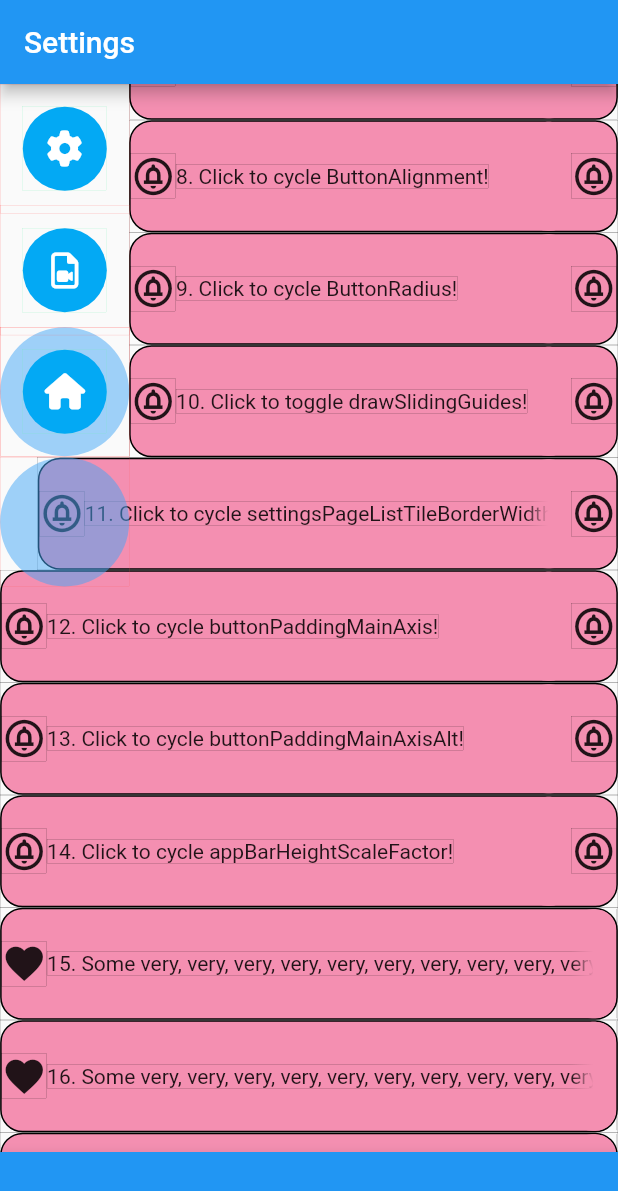
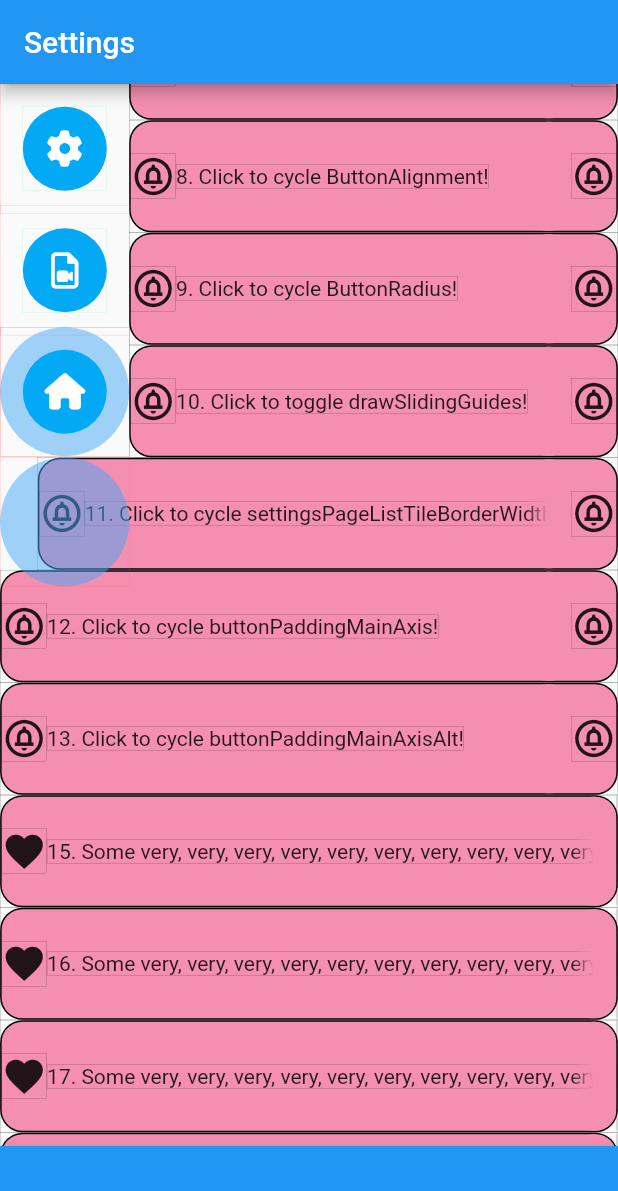
Before and after one commit to BigDeeEss/bu3_kar_kam, a Flutter app: the screen it shows after launch, scrolled down 576 dp, on a phone screen of 412 x 824 dp. Shown: the top 1191 px of the screen. Run offline on Flutter 3.47's test engine with Material 2 defaults, Android fonts, the phone set to English and light mode, and no system bars; our stand-ins replace font_awesome_flutter, get_it, get_it_mixin, shared_preferences.

Commit message:
Complete conversion of BasePage from a StatefulWidget to a StatelessWidget.
Remove appBarHeightScaleFactor from AppData and all reference to it.

```diff
--- a/lib/app_data.dart
+++ b/lib/app_data.dart
@@ -6,10 +6,10 @@ import 'package:kar_kam/button_specs.dart';
 
 /// Stores app data.
 abstract class AppData extends ChangeNotifier {
-  /// A scale factor which is applied to [appBarHeight] in order to calculate
-  /// the [BottomAppBar] height in [BasePage] class.
-  double? appBarHeightScaleFactor;
-  // double appBarHeightScaleFactor = 1.0;
+  // /// A scale factor which is applied to [appBarHeight] in order to calculate
+  // /// the [BottomAppBar] height in [BasePage] class.
+  // double? appBarHeightScaleFactor;
+  // // double appBarHeightScaleFactor = 1.0;
 
   /// The anchor point for determining [Button] placement in [ButtonArray].
   Alignment? buttonAlignment;
--- a/lib/app_data_service.dart
+++ b/lib/app_data_service.dart
@@ -40,7 +40,7 @@ class AppDataService extends AppData {
       // buttonArrayRect = updateButtonArrayRect(),
       // 'buttonCoordinates': (newValue) =>
       // buttonCoordinates = updateButtonCoordinates(),
-      'appBarHeightScaleFactor': (newValue) => cycleAppBarHeightScaleFactor(),
+      // 'appBarHeightScaleFactor': (newValue) => cycleAppBarHeightScaleFactor(),
       'basePageViewRect': (Rect newValue) => basePageViewRect = newValue,
       'buttonAlignment': (newValue) => cycleButtonAlignment(),
       'buttonAxis': (newValue) => toggleButtonAxis(),
@@ -72,22 +72,22 @@ class AppDataService extends AppData {
     }
   }
 
-  /// Cycle and upload a new [buttonAlignment]; update dependencies.
-  void cycleAppBarHeightScaleFactor() {
-    print('cycleAppBarHeightScaleFactor, executing');
-    // Define a map to convert an integer to a value for [buttonRadius].
-    Map<int, double> map = {
-      0: 1.0,
-      1: 2.25,
-    };
-
-    // Use [map], its inverse and the modulus operator to cycle [appBarHeightScaleFactor].
-    int appBarHeightScaleFactorIntRepresentation = map.inverse()[appBarHeightScaleFactor]!;
-    appBarHeightScaleFactor = map[(appBarHeightScaleFactorIntRepresentation + 1) % map.length]!;
-
-    // Save user preference for [appBarHeightScaleFactor] to storage.
-    setUserPreferences('appBarHeightScaleFactor', appBarHeightScaleFactor);
-  }
+  // /// Cycle and upload a new [buttonAlignment]; update dependencies.
+  // void cycleAppBarHeightScaleFactor() {
+  //   print('cycleAppBarHeightScaleFactor, executing');
+  //   // Define a map to convert an integer to a value for [buttonRadius].
+  //   Map<int, double> map = {
+  //     0: 1.0,
+  //     1: 2.25,
+  //   };
+  //
+  //   // Use [map], its inverse and the modulus operator to cycle [appBarHeightScaleFactor].
+  //   int appBarHeightScaleFactorIntRepresentation = map.inverse()[appBarHeightScaleFactor]!;
+  //   appBarHeightScaleFactor = map[(appBarHeightScaleFactorIntRepresentation + 1) % map.length]!;
+  //
+  //   // Save user preference for [appBarHeightScaleFactor] to storage.
+  //   setUserPreferences('appBarHeightScaleFactor', appBarHeightScaleFactor);
+  // }
 
   /// Cycle and upload a new [buttonAlignment]; update dependencies.
   void cycleButtonAlignment() {
@@ -285,9 +285,9 @@ class AppDataService extends AppData {
 
     // In what follows and in all cases: (i) attempt to retrieve stored value,
     // (ii) apply default if necessary, and (iii) store new value.
-    appBarHeightScaleFactor = userPreferences.getDouble('appBarHeightScaleFactor');
-    appBarHeightScaleFactor = appBarHeightScaleFactor ?? 1.0;
-    setUserPreferences('appBarHeightScaleFactor', appBarHeightScaleFactor);
+    // appBarHeightScaleFactor = userPreferences.getDouble('appBarHeightScaleFactor');
+    // appBarHeightScaleFactor = appBarHeightScaleFactor ?? 1.0;
+    // setUserPreferences('appBarHeightScaleFactor', appBarHeightScaleFactor);
 
     buttonAlignment = alignmentFromStringList(
         userPreferences.getStringList('buttonAlignment'));
--- a/lib/base_page.dart
+++ b/lib/base_page.dart
@@ -19,62 +19,93 @@ import 'package:kar_kam/page_specs.dart';
 ///
 ///  [BasePage] is built in two parts in order to unambiguously
 ///  get the [AppBar] height.
-class BasePage extends StatefulWidget with GetItStatefulWidgetMixin {
-  BasePage({
-    Key? key,
+class BasePage extends StatelessWidget {
+  const BasePage({
+    super.key,
     required this.pageSpec,
-  }) : super(key: key);
+  });
 
   /// Defines the page layout.
   final PageSpec pageSpec;
 
   @override
-  State<BasePage> createState() => _BasePageState();
-}
-
-class _BasePageState extends State<BasePage> with GetItStateMixin {
-  GlobalKey appBarKey = GlobalKey();
-
-  /// Stores the [AppBar] height when calculated in the post frame call back.
-  Rect? appBarRect;
-
-  @override
-  void initState() {
-    // [_BasePageState] is built in two phases:
-    //    (i) with null passed to bottomNavigationBar; and then
-    //    (ii) with BottomAppBar passed using [appBarRect.height].
-    WidgetsBinding.instance.addPostFrameCallback((_) {
-      Rect? rect = appBarKey.globalPaintBounds;
-      setState(() {appBarRect = rect!;});
-    });
-
-    super.initState();
-  }
-
-  @override
   Widget build(BuildContext context) {
-    // Watch for changes to [appBarHeightScaleFactor] in the instance of
-    // [Settings] registered with GetIt.
-    double appBarHeightScaleFactor =
-        watchOnly((AppData a) => a.appBarHeightScaleFactor)!;
-
     return Scaffold(
       appBar: AppBar(
-        key: appBarKey,
-        title: Text(widget.pageSpec.title),
+        title: Text(pageSpec.title),
       ),
-      bottomNavigationBar: (appBarRect != null)
-          ? BottomAppBar(
-              color: Colors.blue,
-              height: appBarRect!.height * appBarHeightScaleFactor,
-            )
-          : null,
       body: BasePageView(
         pageContents: <Widget>[
-          widget.pageSpec.contents,
+          pageSpec.contents,
           ButtonArray(),
         ],
+      ),
+      bottomNavigationBar: const BottomAppBar(
+        color: Colors.blue,
+        child: SizedBox(
+          height: 60.0,
+        ),
       ),
     );
   }
 }
+
+// class BasePage extends StatefulWidget with GetItStatefulWidgetMixin {
+//   BasePage({
+//     Key? key,
+//     required this.pageSpec,
+//   }) : super(key: key);
+//
+//   /// Defines the page layout.
+//   final PageSpec pageSpec;
+//
+//   @override
+//   State<BasePage> createState() => _BasePageState();
+// }
+//
+// class _BasePageState extends State<BasePage> with GetItStateMixin {
+//   GlobalKey appBarKey = GlobalKey();
+//
+//   /// Stores the [AppBar] height when calculated in the post frame call back.
+//   Rect? appBarRect;
+//
+//   @override
+//   void initState() {
+//     // [_BasePageState] is built in two phases:
+//     //    (i) with null passed to bottomNavigationBar; and then
+//     //    (ii) with BottomAppBar passed using [appBarRect.height].
+//     WidgetsBinding.instance.addPostFrameCallback((_) {
+//       Rect? rect = appBarKey.globalPaintBounds;
+//       setState(() {appBarRect = rect!;});
+//     });
+//
+//     super.initState();
+//   }
+//
+//   @override
+//   Widget build(BuildContext context) {
+//     // Watch for changes to [appBarHeightScaleFactor] in the instance of
+//     // [Settings] registered with GetIt.
+//     double appBarHeightScaleFactor =
+//         watchOnly((AppData a) => a.appBarHeightScaleFactor)!;
+//
+//     return Scaffold(
+//       appBar: AppBar(
+//         key: appBarKey,
+//         title: Text(widget.pageSpec.title),
+//       ),
+//       bottomNavigationBar: (appBarRect != null)
+//           ? BottomAppBar(
+//               color: Colors.blue,
+//               height: appBarRect!.height * appBarHeightScaleFactor,
+//             )
+//           : null,
+//       body: BasePageView(
+//         pageContents: <Widget>[
+//           widget.pageSpec.contents,
+//           ButtonArray(),
+//         ],
+//       ),
+//     );
+//   }
+// }
--- a/lib/base_page_view.dart
+++ b/lib/base_page_view.dart
@@ -6,6 +6,7 @@ import 'package:kar_kam/app_data.dart';
 import 'package:kar_kam/lib/data_store.dart';
 import 'package:kar_kam/lib/get_it_service.dart';
 import 'package:kar_kam/lib/global_key_extension.dart';
+import 'package:kar_kam/lib/rect_extension.dart';
 
 /// Is a wrapper for an instance of [DataStore] and [_BasePageView].
 ///
@@ -59,6 +60,8 @@ class _BasePageViewState extends State<_BasePageView> {
   /// bounding box for [_BasePageView], hence the reason for the two-part build.
   List<Widget>? pageContents;
 
+  double? appBarHeight;
+
   @override
   void initState() {
     // [_BasePageView] is built in two phases:
@@ -71,18 +74,33 @@ class _BasePageViewState extends State<_BasePageView> {
     // knowledge of the available screen dimensions which this widget attempts
     // to provide.
     WidgetsBinding.instance.addPostFrameCallback((_) {
-      // Get [basePageViewKey] (from [DataStore] in [BasePageView]),
-      // calculate [basePageViewRect] and upload to the registered instance of
-      // [AppData] in [GetIt].
+      // Calculate [basePageViewRect] assuming bottomNavigationBar is null.
       GlobalKey basePageViewKey =
-          DataStore.of<GlobalKey>(context, const ValueKey('basePageViewKey'))
+          DataStore
+              .of<GlobalKey>(context, const ValueKey('basePageViewKey'))
               .data;
       Rect? basePageViewRect = basePageViewKey.globalPaintBounds;
 
-      // Check and upload basePageViewRect to the instance of [AppData]
+      // if (basePageViewRect is Rect) {
+      //   // Shrink [basePageViewRect] by bottomNavigationBar height.
+      //   double screenHeight = MediaQuery
+      //       .of(context)
+      //       .size
+      //       .height;
+      //   double appBarHeightScaleFactor = GetItService
+      //       .instance<AppData>()
+      //       .appBarHeightScaleFactor!;
+      //   appBarHeight =
+      //       (screenHeight - basePageViewRect.height) * appBarHeightScaleFactor;
+      //   basePageViewRect.inflateDownwards(-appBarHeight!);
+      // } else {
+      //   assert(basePageViewRect !=
+      //       null, '_BasePageViewState, initState...error, '
+      //       'basePageViewRect is null...');
+      // }
+
+      // Upload [basePageViewRect] to the instance of [AppData]
       // registered with [GetItService].
-      assert(basePageViewRect != null,
-          '_BasePageViewState, initState...error, basePageViewRect is null...');
       GetItService.instance<AppData>().change(
         identifier: 'basePageViewRect',
         newValue: basePageViewRect,
@@ -103,12 +121,23 @@ class _BasePageViewState extends State<_BasePageView> {
         });
       }
     });
-
     super.initState();
   }
 
   @override
   Widget build(BuildContext context) {
+    // return Scaffold(
+    //   bottomNavigationBar: (appBarHeight != null)
+    //       ? BottomAppBar(
+    //     color: Colors.blue,
+    //     height: appBarHeight,
+    //   )
+    //       : null,
+    //   body: Stack(
+    //     fit: StackFit.expand,
+    //     children: pageContents ?? [Container()],
+    //   ),
+    // );
     return Stack(
       fit: StackFit.expand,
       children: pageContents ?? [Container()],
@@ -124,12 +153,13 @@ class BasePageViewTest extends StatelessWidget {
   Widget build(BuildContext context) {
     // Get [basePageViewRect] (from [DataStore] in [BasePage]).
     GlobalKey basePageViewKey =
-        DataStore.of<GlobalKey>(context, const ValueKey('basePageViewKey'))
+        DataStore
+            .of<GlobalKey>(context, const ValueKey('basePageViewKey'))
             .data;
     Rect? basePageViewRect = basePageViewKey.globalPaintBounds;
 
     assert(basePageViewRect != null,
-        'BasePageViewTest, build...basePageViewRect is null...');
+    'BasePageViewTest, build...basePageViewRect is null...');
 
     // Print basePageViewRect for test purposes and return [Placeholder]..
     print('BasePageViewTest, build...basePageViewRect = $basePageViewRect...');
--- a/lib/settings_page_contents.dart
+++ b/lib/settings_page_contents.dart
@@ -375,36 +375,36 @@ class _SettingsPageContentsState extends State<SettingsPageContents>
           softWrap: false,
         ),
       ),
-      SettingsPageListTile(
-        basePageViewRect:
-        basePageViewRect ?? Offset.zero & MediaQuery.of(context).size,
-        height: 75.0,
-        index: 14,
-        leading: Icon(
-          Icons.circle_notifications_outlined,
-          size: settingsPageListTileIconSize,
-        ),
-        onTap: (() {
-          // Cycle [buttonPaddingMainAxis] variable in [AppData].
-          GetItService.instance<AppData>()
-              .change(identifier: 'appBarHeightScaleFactor');
-        }),
-        trailing: Icon(
-          Icons.circle_notifications_outlined,
-          size: settingsPageListTileIconSize,
-        ),
-        widget: const Text(
-          '14. Click to cycle appBarHeightScaleFactor!',
-          maxLines: 1,
-          softWrap: false,
-        ),
-      ),
+      // SettingsPageListTile(
+      //   basePageViewRect:
+      //   basePageViewRect ?? Offset.zero & MediaQuery.of(context).size,
+      //   height: 75.0,
+      //   index: 14,
+      //   leading: Icon(
+      //     Icons.circle_notifications_outlined,
+      //     size: settingsPageListTileIconSize,
+      //   ),
+      //   onTap: (() {
+      //     // Cycle [buttonPaddingMainAxis] variable in [AppData].
+      //     GetItService.instance<AppData>()
+      //         .change(identifier: 'appBarHeightScaleFactor');
+      //   }),
+      //   trailing: Icon(
+      //     Icons.circle_notifications_outlined,
+      //     size: settingsPageListTileIconSize,
+      //   ),
+      //   widget: const Text(
+      //     '14. Click to cycle appBarHeightScaleFactor!',
+      //     maxLines: 1,
+      //     softWrap: false,
+      //   ),
+      // ),
       ...List<Widget>.generate(100, (int index) {
         return SettingsPageListTile(
           basePageViewRect:
               basePageViewRect ?? Offset.zero & MediaQuery.of(context).size,
           height: 75.0,
-          index: index + 15,
+          index: index + 14,
           leading: Icon(
             Icons.favorite,
             size: settingsPageListTileIconSize,
```
